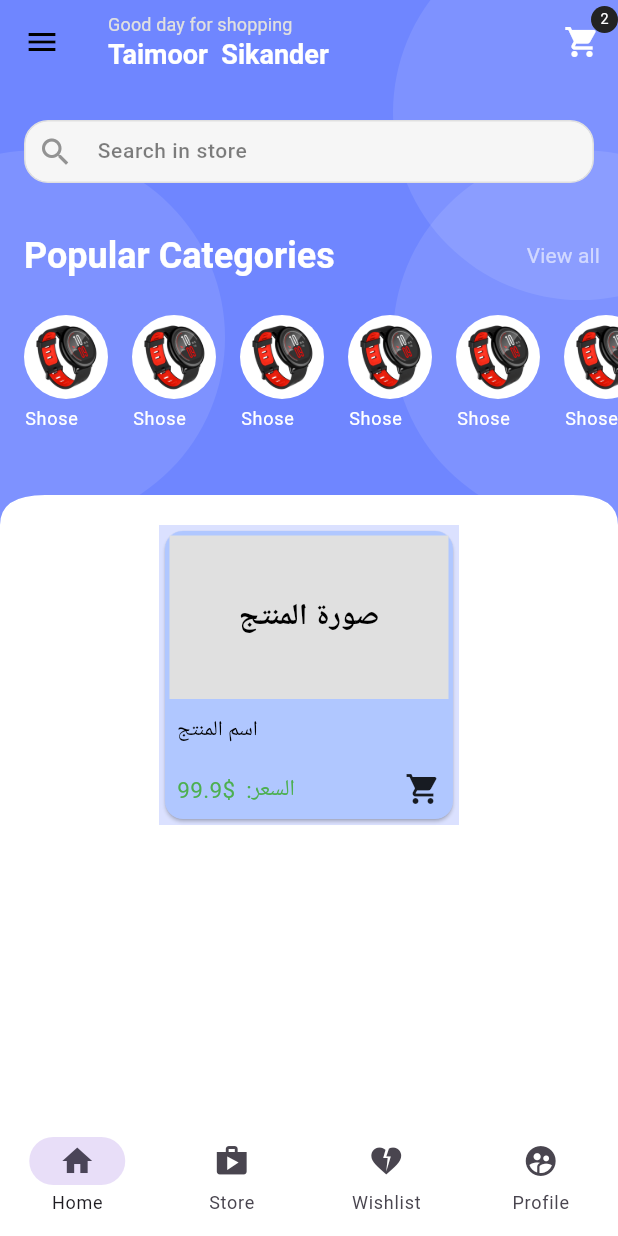
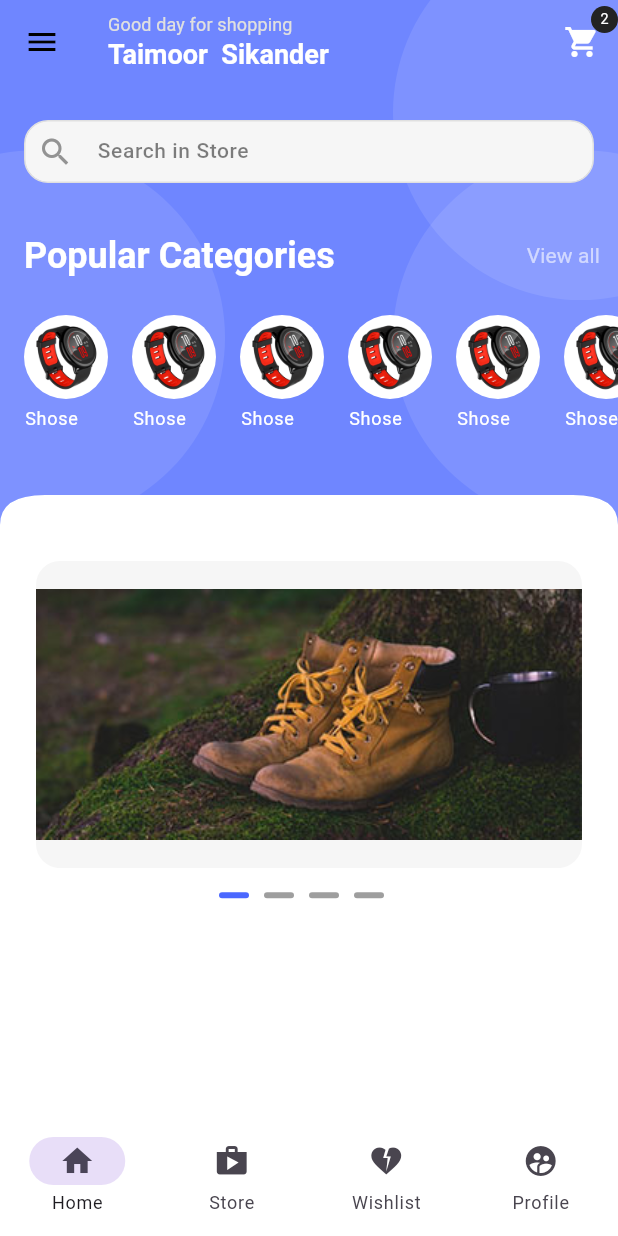
Before and after one commit to zakariaomer/model_one_B, a Flutter app: the screen it shows after launch, on a phone screen of 412 x 824 dp. Run offline on Flutter 3.47's test engine with Material 2 defaults, Android fonts, the phone set to English and light mode, and no system bars; drawn by our look-alikes of carousel_slider; our stand-ins replace get; missing offline and left inert: dart:ffi; project files that could hold a hidden picture were left out.

Commit message:
add image carousel_slider

```diff
--- a/lib/Widgets/Appbar/THome_Appbarr.dart
+++ b/lib/Widgets/Appbar/THome_Appbarr.dart
@@ -39,7 +39,7 @@ class THome_Appbar extends StatelessWidget {
       leading:
           IconButton(
             onPressed: () {},
-             icon: Icon(Icons.menu)
+             icon: const Icon(Icons.menu)
              ),
       actions: [
         Stack(
--- /dev/null
+++ b/lib/Widgets/Categories/THomeCategories.dart
@@ -0,0 +1,27 @@
+import 'package:flutter/material.dart';
+import 'package:model_one/Widgets/Categories/Tcategory__IamgeText.dart';
+import '../../utils/constans/image_string.dart';
+
+class THomeCategories extends StatelessWidget {
+  const THomeCategories({
+    super.key,
+  });
+
+  @override
+  Widget build(BuildContext context) {
+    return SizedBox(
+      height: 80,
+      child: ListView.builder(
+          shrinkWrap: true,
+          itemCount: 8,
+          scrollDirection: Axis.horizontal,
+          itemBuilder: (_, index) {
+            return TCategory_Vrtical_IamgeText(
+              image: TImage.TImge_HandWatch,
+              title: 'Shose',
+              onTap: () {},
+            );
+          }),
+    );
+  }
+}
--- /dev/null
+++ b/lib/Widgets/Categories/Tcategory__IamgeText.dart
@@ -0,0 +1,69 @@
+import 'package:flutter/material.dart';
+import '../../utils/constans/colors.dart';
+import '../../utils/constans/sizes.dart';
+import '../../utils/helpers/helper_function.dart';
+
+class TCategory_Vrtical_IamgeText extends StatelessWidget {
+  const TCategory_Vrtical_IamgeText({
+    super.key,
+    required this.image,
+    required this.title,
+    this.textColor = TColors.white,
+    this.backgruondColor = TColors.white,
+    this.onTap,
+  });
+
+  final String image, title;
+  final Color textColor;
+  final Color? backgruondColor;
+  final void Function()? onTap;
+
+  @override
+  Widget build(BuildContext context) {
+    final dark = THelperFunctions.isDarkMode(context);
+    return GestureDetector(
+      onTap: onTap,
+      child: Padding(
+        padding: const EdgeInsets.only(right: TSizes.SpaceBtwItems),
+        child: Column(
+          children: [
+            //-- Cirical Icon--
+            Container(
+              width: 56,
+              height: 56,
+              padding: const EdgeInsets.all(TSizes.xs),
+              decoration: BoxDecoration(
+                color:
+                    backgruondColor ?? (dark ? TColors.black : TColors.white),
+                borderRadius: BorderRadius.circular(100),
+              ),
+              child: Center(
+                child: Image(
+                  image:
+                      // AssetImage(TImage.TImages1),
+                      AssetImage(image),
+                  fit: BoxFit.cover,
+                  //   color: dark ? TColors.light :TColors.dark
+                ),
+              ),
+            ),
+            // --text
+            const SizedBox(height: TSizes.SpaceBtwItems / 3),
+            SizedBox(
+              width: 55,
+              child: Text(
+                title,
+                style: Theme.of(context)
+                    .textTheme
+                    .labelMedium!
+                    .apply(color: textColor),
+                maxLines: 1,
+                overflow: TextOverflow.ellipsis,
+              ),
+            ),
+          ],
+        ),
+      ),
+    );
+  }
+}
--- a/lib/Widgets/Continer.dart
+++ b/lib/Widgets/Clips/Continer.dart
@@ -1,5 +1,5 @@
 import 'package:flutter/material.dart';
-import '../utils/constans/colors.dart';
+import '../../utils/constans/colors.dart';
 
 class TcircularContainer extends StatelessWidget {
   const TcircularContainer({
@@ -8,6 +8,7 @@ class TcircularContainer extends StatelessWidget {
     this.heigt = 250,
     this.radius = 250,
     this.padding = 0,
+    this.margin,
     this.child,
     this.backgraondcolor = TColors.textwhite,
   });
@@ -16,14 +17,17 @@ class TcircularContainer extends StatelessWidget {
   final double? heigt;
   final double radius;
   final double padding;
+  final EdgeInsets? margin;
   final Widget? child;
   final Color backgraondcolor;
 
   @override
   Widget build(BuildContext context) {
+
     return Container(
       width: width,
       height: heigt,
+      margin: margin,
       padding: EdgeInsets.all(padding),
       decoration: BoxDecoration(
           borderRadius: BorderRadius.circular(radius),
--- a/lib/Widgets/TClipPath.dart
+++ b/lib/Widgets/Clips/TClipPath.dart
@@ -1,13 +1,12 @@
 import 'package:flutter/cupertino.dart';
-// import '../features/secreens/home/Widgets/Continer.dart';
-import '../utils/constans/colors.dart';
+import '../../utils/constans/colors.dart';
 import 'Continer.dart';
 import 'clip.dart';
 
 class TClipPath extends StatelessWidget {
   const TClipPath({
     super.key,
-     required this.child, required this.hieght,
+     required this.child, required this.hieght, required TCusteomCurvedEdges clipper,
   });
 
   final Widget child;
--- a/lib/Widgets/clip.dart
+++ b/lib/Widgets/Clips/clip.dart
@@ -22,6 +22,7 @@ class TCusteomCurvedEdges extends CustomClipper<Path> {
     path.quadraticBezierTo(
         thirdfristCurve.dx, thirdfristCurve.dy, thridlasstCurve.dx, thridlasstCurve.dy);
 
+
     path.lineTo(size.width, 0);
     path.close();
     return path;
--- /dev/null
+++ b/lib/Widgets/Search/TSearch.dart
@@ -0,0 +1,14 @@
+import 'package:flutter/material.dart';
+import 'package:model_one/Widgets/Search/search_continer.dart';
+
+class TSearch extends StatelessWidget {
+  const TSearch({super.key});
+
+  @override
+  Widget build(BuildContext context) {
+    return const TSearchContainer(
+      text: 'Search in Store',
+      icon: Icons.search,
+    );
+  }
+}
--- a/lib/Widgets/Search/search_continer.dart
+++ b/lib/Widgets/Search/search_continer.dart
@@ -1,6 +1,5 @@
 
 import 'package:flutter/material.dart';
-
 import '../../utils/constans/colors.dart';
 import '../../utils/constans/sizes.dart';
 import '../../utils/decice/device_utility.dart';
@@ -8,7 +7,11 @@ import '../../utils/helpers/helper_function.dart';
 
 class TSearchContainer extends StatelessWidget {
   const TSearchContainer({
-    super.key, required this.text, this.icon,  this.showBackground=true,  this.showBorder=true,
+    super.key,
+    required this.text,
+    this.icon,
+    this.showBackground=true,
+    this.showBorder=true,
   });
   final String text;
   final  IconData? icon;
@@ -31,14 +34,16 @@ class TSearchContainer extends StatelessWidget {
         child: Row(
           children: [
              Icon(
-              Icons.search,
+              // Icons.search,
+              icon,
               color: TColors.darkGrey,
             ),
             const SizedBox(
               width: TSizes.SpaceBtwItems,
             ),
             Text(
-              'Search in store',
+              // 'Search in store',
+              text,
               style: Theme.of(context).textTheme.bodySmall,
             )
           ],
--- /dev/null
+++ b/lib/Widgets/images/t_rounded_image.dart
@@ -0,0 +1,50 @@
+import 'package:flutter/material.dart';
+import '../../utils/constans/colors.dart';
+import '../../utils/constans/sizes.dart';
+
+class TRoundedImage extends StatelessWidget {
+   TRoundedImage({
+    super.key,
+    this.width,
+    this.height,
+    required this.imageUrl,
+    this.applyImageRadius = false,
+    this.border,
+    this.backgroundColor = TColors.light,
+    this.fit = BoxFit.contain,
+    this.padding,
+    this.isNetorkImage = false,
+    this.onPressed,
+    this.boredrRadius = TSizes.md,
+  });
+  final double? width, height;
+  final String imageUrl;
+  final bool applyImageRadius;
+  final BoxBorder? border;
+  final Color backgroundColor;
+  final BoxFit? fit;
+  final EdgeInsetsGeometry? padding;
+  final bool isNetorkImage;
+  final VoidCallback? onPressed;
+  final double boredrRadius;
+
+  @override
+  Widget build(BuildContext context) {
+    return GestureDetector(
+      onTap: onPressed,
+      child: Container(
+        decoration: BoxDecoration(
+          border: border,
+          color: backgroundColor,
+          borderRadius: BorderRadius.circular(boredrRadius),
+        ),
+        child: ClipRRect(
+            borderRadius:applyImageRadius? BorderRadius.circular(boredrRadius):BorderRadius.zero,
+            child: Image(
+              fit: fit,
+              image: isNetorkImage ?NetworkImage(imageUrl):AssetImage(imageUrl) as ImageProvider )
+            ),
+      ),
+    );
+  }
+}
--- /dev/null
+++ b/lib/Widgets/promoslider/promo_slider.dart
@@ -0,0 +1,49 @@
+import 'package:carousel_slider/carousel_slider.dart';
+import 'package:flutter/material.dart';
+import 'package:get/get.dart';
+import 'package:model_one/features/Controlers/home_controler.dart';
+import 'package:model_one/utils/constans/colors.dart';
+import '../../utils/constans/sizes.dart';
+import '../Clips/Continer.dart';
+import '../images/t_rounded_image.dart';
+
+class TpromoSlider extends StatelessWidget {
+  TpromoSlider( {
+    super.key, required this.banners,
+  });
+  final List<String> banners;
+  final controller = Get.put(HomeController());
+  @override
+  Widget build(BuildContext context) {
+    return Column(
+      children: [
+        CarouselSlider(
+          options: CarouselOptions(
+            viewportFraction:1,
+            //get
+            onPageChanged: (index, _) => controller.updatePageIndicator(index),
+          ),
+          items: banners.map((Url) => TRoundedImage(imageUrl: Url)).toList(),
+
+        ),
+        const SizedBox(height: TSizes.SpaceBtwItems),
+        Center(
+          child: Obx(
+            () => Row(
+              mainAxisSize: MainAxisSize.min,
+              children: [
+                for (int i = 0; i < banners.length; i++)
+                  TcircularContainer(
+                    heigt: 4,
+                    width: 20,
+                    margin: const EdgeInsets.only(right: 10),
+                    backgraondcolor: controller.carousalCurrentIndex.value == i ? TColors.primary: Colors.grey,
+                  ),
+              ],
+            ),
+          ),
+        )
+      ],
+    );
+  }
+}
--- /dev/null
+++ b/lib/features/Controlers/home_controler.dart
@@ -0,0 +1,10 @@
+import 'package:get/get.dart';
+
+class HomeController extends GetxController {
+  static HomeController get instance => Get.find();
+
+  final carousalCurrentIndex = 0.obs;
+  void updatePageIndicator(index) {
+    carousalCurrentIndex.value = index;
+  }
+}
--- a/lib/features/secreens/Home.dart
+++ b/lib/features/secreens/Home.dart
@@ -1,14 +1,15 @@
 import 'package:flutter/material.dart';
+import 'package:model_one/Widgets/Search/TSearch.dart';
 import 'package:model_one/utils/constans/colors.dart';
 import 'package:model_one/utils/constans/image_string.dart';
 import '../../Widgets/Appbar/THome_Appbarr.dart';
-import '../../Widgets/TClipPath.dart';
-import '../../Widgets/catogrie_section.dart';
-import '../../Widgets/Search/search_continer.dart';
+import '../../Widgets/Categories/THomeCategories.dart';
+import '../../Widgets/Categories/catogrie_section.dart';
+import '../../Widgets/Clips/TClipPath.dart';
+import '../../Widgets/Clips/clip.dart';
+import '../../Widgets/images/t_rounded_image.dart';
+import '../../Widgets/promoslider/promo_slider.dart';
 import '../../utils/constans/sizes.dart';
-import '../../utils/decice/device_utility.dart';
-import '../../utils/helpers/helper_function.dart';
-import '../../utils/navigation_menu.dart';
 
 class HomeSecreen extends StatelessWidget {
   const HomeSecreen({super.key});
@@ -23,6 +24,8 @@ class HomeSecreen extends StatelessWidget {
             children: [
               // -- Header --
               TClipPath(
+      clipper: TCusteomCurvedEdges(),
+
                 hieght: 350,
                 child: Column(
                   children: [
@@ -31,167 +34,104 @@ class HomeSecreen extends StatelessWidget {
                     const SizedBox(height: TSizes.SpacDefault),
 
                     /// -- SearchBar --
-                    const TSearchContainer(
-                      text: 'Search in Store',
-                    ),
+                    const TSearch(),
                     const SizedBox(height: TSizes.SpacDefault),
 
                     /// -- Headeing Categories --
                     Padding(
-                      padding: const EdgeInsets.only(left: TSizes.SpaceBtwItems),
+                      padding:
+                          const EdgeInsets.only(left: TSizes.SpaceBtwItems),
                       child: Column(
-                        children: [
+                        children: const [
+                          /// -- Headeing --
                           TCategorieSectionHeadeing(
-                            title: 'Popular Categories',
-                            textColor: TColors.white,
-                            // showActionButton: true,
-                          ),
-                          const SizedBox(height: TSizes.SpaceBtwItems),
+                              title: 'Popular Categories',
+                              textColor: TColors.white,
+                              showActionButton: true),
+                          SizedBox(height: TSizes.SpaceBtwItems),
 
                           /// -- Categories --
-                          SizedBox(
-                            height: 80,
-                            child: ListView.builder(
-                                shrinkWrap: true,
-                                itemCount: 8,
-                                scrollDirection: Axis.horizontal,
-                                itemBuilder: (_, index) {
-                                  return TCategory_Vrtical_IamgeText(
-                                    image: TImage.TImages1,
-                                    title: 'Shose',
-                                    onTap: () {},
-                                  );
-                                }),
-                          )
+                          THomeCategories(),
                         ],
                       ),
-                    )
+                    ),
                   ],
                 ),
               ),
 
+              /// ---------Bady-------
+
               //  child:Column(),
-              Container(
-                  color: TColors.primary.withOpacity(0.2),
-                  height: 200,
-                  width: 200,
-                  child: Card(
-                      color: TColors.accent,
-                      child: Column(
-                          crossAxisAlignment: CrossAxisAlignment.start,
-                          children: [
-                            Expanded(
-                                child: Padding(
-                                    padding: const EdgeInsets.all(3.0),
-                                    child: Container(
-                                        color: Colors.grey[300],
-                                        child: Center(
-                                          child: Text(
-                                            'صورة المنتج',
-                                            textAlign: TextAlign.center,
-                                            style: TextStyle(
-                                              fontSize: 20,
-                                              fontWeight: FontWeight.bold,
-                                            ),
-                                            // Theme.of(context).textTheme.bodyLarge
-                                          ),
-                                        )))),
-                            Padding(
-                              padding: const EdgeInsets.all(8.0),
-                              child: Text('اسم المنتج'),
-                            ),
-                            Row(
-                              mainAxisAlignment: MainAxisAlignment.spaceBetween,
-                              children: [
-                                Padding(
-                                  padding: const EdgeInsets.symmetric(
-                                      horizontal: 8.0),
-                                  child: Text(
-                                    'السعر:  \$99.9',
-                                    style: TextStyle(
-                                        fontSize: 15, color: Colors.green),
-                                  ),
-                                ),
-                                Padding(
-                                    padding: const EdgeInsets.all(8.0),
-                                    child: Icon(Icons.shopping_cart)),
-                              ],
-                            ),
-                          ]))
-                          ),
+              Padding(
+                  padding: const EdgeInsets.all(TSizes.SpacDefault),
+                  child: TpromoSlider(
+
+                    banners: const [
+                      TImage.TImge_product_01,
+                      TImage.TImge_product_05,
+                      TImage.TImge_products_heading,
+                      TImage.TImgeproduct_03,
+                      ],
+                  )),
+
+
+
+              // Container(///11111111111111111
+              //     color: TColors.primary.withOpacity(0.2),
+              //     height: 200,
+              //     width: 200,
+              //     child: Card(
+              //         color: TColors.accent,
+              //         child: Column(
+              //             crossAxisAlignment: CrossAxisAlignment.start,
+              //             children: [
+              //               Expanded(
+              //                   child: Padding(
+              //                       padding: const EdgeInsets.all(3.0),
+              //                       child: Container(
+              //                           color: Colors.grey[300],
+              //                           child: Center(
+              //                             child:
+              //                                 //  Text(
+              //                                 //   'صورة المنتج',
+              //                                 //   textAlign: TextAlign.center,
+              //                                 //   style: TextStyle(
+              //                                 //     fontSize: 20,
+              //                                 //     fontWeight: FontWeight.bold,
+              //                                 //   ),
+              //                                 //   // Theme.of(context).textTheme.bodyLarge
+              //                                 // ),
+              //                                 // Image(image:AssetImage(TImage.TImge_HandWatch),)
+              //                                 TRoundedImage(
+              //                               imageUrl: TImage.TImge_HandWatch,
+              //                             ),
+              //                           )))),
+              //               Padding(
+              //                 padding: const EdgeInsets.all(8.0),
+              //                 child: Text('اسم المنتج'),
+              //               ),
+              //               Row(
+              //                 mainAxisAlignment: MainAxisAlignment.spaceBetween,
+              //                 children: [
+              //                   Padding(
+              //                     padding: const EdgeInsets.symmetric(
+              //                         horizontal: 8.0),
+              //                     child: Text(
+              //                       'السعر:  \$99.9',
+              //                       style: TextStyle(
+              //                           fontSize: 15, color: Colors.green),
+              //                     ),
+              //                   ),
+              //                   Padding(
+              //                       padding: const EdgeInsets.all(8.0),
+              //                       child: Icon(Icons.shopping_cart)),
+              //                 ],
+              //               ),
+              //             ]))),
 
 
             ],
-
           ),
-
-
-        ),
-
-      ),
-    );
-  }
-}
-
-class TCategory_Vrtical_IamgeText extends StatelessWidget {
-  const TCategory_Vrtical_IamgeText({
-    super.key,
-    required this.image,
-    required this.title,
-    this.textColor = TColors.white,
-    this.backgruondColor = TColors.white,
-    this.onTap,
-  });
-
-  final String image, title;
-  final Color textColor;
-  final Color? backgruondColor;
-  final void Function()? onTap;
-
-  @override
-  Widget build(BuildContext context) {
-    final dark = THelperFunctions.isDarkMode(context);
-    return GestureDetector(
-      onTap: onTap,
-      child: Padding(
-        padding: const EdgeInsets.only(right: TSizes.SpaceBtwItems),
-        child: Column(
-          children: [
-            // Cirical Icon
-            Container(
-              width: 56,
-              height: 56,
-              padding: const EdgeInsets.all(TSizes.xs),
-              decoration: BoxDecoration(
-                color:
-                    backgruondColor ?? (dark ? TColors.black : TColors.white),
-                borderRadius: BorderRadius.circular(100),
-              ),
-              child: Center(
-                child: Image(
-                  image:
-                      // AssetImage(TImage.TImages1),
-                      AssetImage(image),
-                  fit: BoxFit.cover,
-                  //   color: dark ? TColors.light :TColors.dark
-                ),
-              ),
-            ),
-            // --text
-            const SizedBox(height: TSizes.SpaceBtwItems / 3),
-            SizedBox(
-              width: 55,
-              child: Text(
-                title,
-                style: Theme.of(context)
-                    .textTheme
-                    .labelMedium!
-                    .apply(color: textColor),
-                maxLines: 1,
-                overflow: TextOverflow.ellipsis,
-              ),
-            ),
-          ],
         ),
       ),
     );
--- /dev/null
+++ b/lib/features/secreens/profile.dart
@@ -0,0 +1,95 @@
+import 'package:flutter/material.dart';
+
+import '../../Widgets/Appbar/THome_Appbarr.dart';
+import '../../Widgets/Categories/THomeCategories.dart';
+import '../../Widgets/Categories/catogrie_section.dart';
+import '../../Widgets/Clips/TClipPath.dart';
+import '../../Widgets/Clips/clip.dart';
+import '../../Widgets/Search/TSearch.dart';
+import '../../Widgets/images/t_rounded_image.dart';
+import '../../Widgets/promoslider/promo_slider.dart';
+import '../../utils/constans/colors.dart';
+import '../../utils/constans/image_string.dart';
+import '../../utils/constans/sizes.dart';
+
+class profile11 extends StatelessWidget {
+  const profile11({super.key});
+
+  @override
+  Widget build(BuildContext context) {
+    return Scaffold(
+       body: SafeArea(
+        child: SingleChildScrollView(
+          child: Column(
+            children: [
+
+              // -- Header --
+              TClipPath(
+
+                hieght: 800,
+      clipper: TCusteomCurvedEdges(
+
+
+      ),
+
+                child: Column(
+                  children: [
+      //               /// -- AppBar --
+                     THome_Appbar(
+
+
+                     ),
+
+                    const SizedBox(height: TSizes.SpacDefault),
+
+      //               /// -- SearchBar --
+                    const TSearch(),
+                    const SizedBox(height: TSizes.SpaceBetweenSections),
+                        Padding(
+                  padding: const EdgeInsets.all(TSizes.xl),
+                  child: TpromoSlider(
+                    banners: const [
+                      TImage.TImge_product_01,
+                      TImage.TImge_product_05,
+                      TImage.TImge_products_heading,
+                      TImage.TImgeproduct_03,
+                      ],
+                  )),
+                         Padding(
+                      padding:
+                          const EdgeInsets.only(left: TSizes.SpacDefault),
+                      child: Column(
+                        children: const [
+                          /// -- Headeing --
+                          TCategorieSectionHeadeing(
+                              title: 'Popular Categories',
+                              textColor: TColors.white,
+                              showActionButton: true),
+                          SizedBox(height: TSizes.SpaceBtwItems),
+
+                          /// -- Categories --
+                          THomeCategories(),
+
+                        ],
+                      ),
+                    ),
+
+
+
+                  ],
+                ),
+              ),
+
+
+              /// ---------Bady-------
+
+              //  child:Column(),
+
+
+            ],
+          ),
+        ),
+      ),
+    );
+  }
+}
--- a/lib/utils/constans/image_string.dart
+++ b/lib/utils/constans/image_string.dart
@@ -11,14 +11,12 @@ class TImage {
 
 
 
-  static const String TImages1 = "assets/images/img-2.png";
-  static const String TImages2 = "assta/logos/facebook-icon.png";
-  static const String TImages3 = "assta/logos/facebook-icon.png";
-  static const String TImages4 = "assta/logos/facebook-icon.png";
-  static const String TImages5 = "assta/logos/facebook-icon.png";
-  static const String TImages6 = "assta/logos/facebook-icon.png";
-  static const String TImages7 = "assta/logos/facebook-icon.png";
-  static const String TImages8 = "assta/logos/facebook-icon.png";
+  static const String TImge_HandWatch = "assets/images/img-2.png";
+  static const String TImge_product_05 = "assets/images/product_05.jpg";
+  static const String TImge_product_01 = "assets/images/product_01.jpg";
+  static const String TImge_products_heading = "assets/images/products-heading.jpg";
+  static const String TImgeproduct_03 = "assets/images/product_03.jpg";
+
 
 
 }
--- a/lib/utils/navigation_menu.dart
+++ b/lib/utils/navigation_menu.dart
@@ -1,6 +1,7 @@
 import 'package:flutter/material.dart';
 import 'package:get/get.dart';
 import 'package:get/get_connect/http/src/utils/utils.dart';
+import 'package:model_one/features/secreens/profile.dart';
 import 'package:model_one/utils/constans/colors.dart';
 import 'package:model_one/utils/helpers/helper_function.dart';
 
@@ -38,8 +39,9 @@ class NavigationController extends GetxController {
   final Rx<int> selectedIndex = 0.obs;
   final secreens = [
     const HomeSecreen(),
+    const profile11(),
     Container(color: Colors.purple),
-    Container(color: Colors.orange),
+    // Container(color: Colors.orange),
     Container(color: Colors.lightBlue),
   ];
 }
--- a/pubspec.yaml
+++ b/pubspec.yaml
@@ -22,6 +22,7 @@ dependencies:
   intl: ^0.18.1
   logger: ^2.3.0
   url_launcher: ^6.1.11
+  carousel_slider: ^4.2.1
   #http ,intl , logger , url_launcher ,get_storage
 
 dev_dependencies:
```
Also changed, not shown: lib/Widgets/Categories/catogrie_section.dart (renamed from lib/Widgets/catogrie_section.dart), pubspec.lock, 1 other file.
